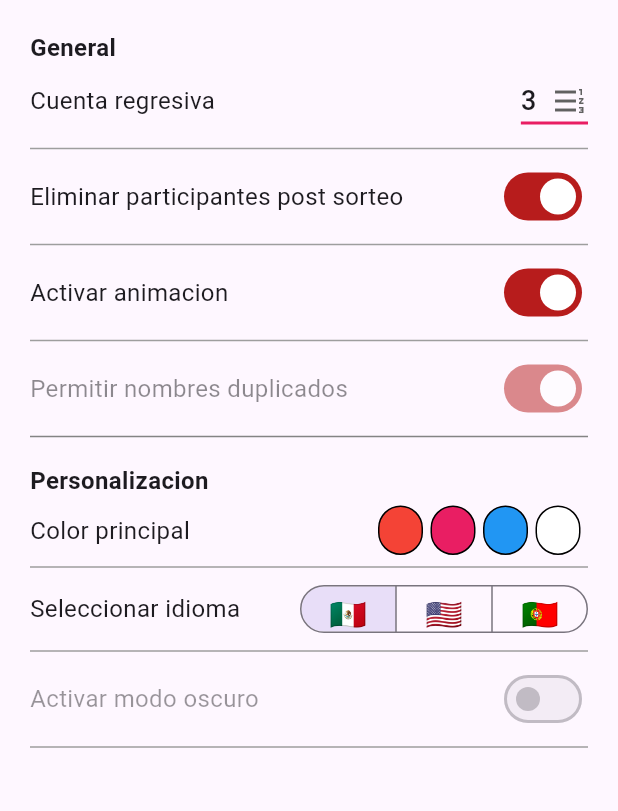
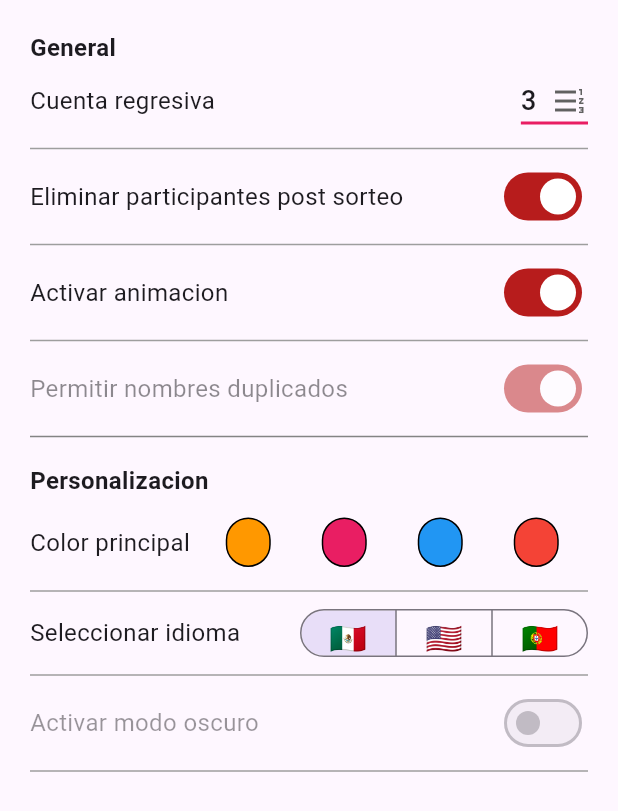
Before and after one commit to cordobash/sorteame_app, a Flutter app: the SettingsPage screen opened directly, on a phone screen of 412 x 824 dp. Shown: the top 811 px of the screen. Run offline on Flutter 3.47's test engine with Material 3 defaults, Android fonts, the light colour scheme and no system bars; our stand-ins replace confetti, file_picker, hive, hive_flutter, simple_icons, timer_count_down; missing offline and left inert: mailto; accounts and stored records are empty.

Commit message:
la mayoria de los elementos ya cambian de color desde ajustes, mas sin embargo la appBar ni el drawer ven este efecto inmediato se solucionara este bug en otro commit

```diff
--- a/lib/pages/settings_page.dart
+++ b/lib/pages/settings_page.dart
@@ -1,5 +1,6 @@
 import 'package:app_sorteos/models/boxes.dart';
 import 'package:flutter/material.dart';
+import 'package:flutter/widgets.dart';
 
 class SettingsPage extends StatefulWidget {
   SettingsPage({Key? key});
@@ -167,10 +168,11 @@ class SettingsPageState extends State<SettingsPage> {
                                   mainAxisAlignment:
                                       MainAxisAlignment.spaceEvenly,
                                   children: [
-                                    _contenedorColor(Colors.red),
+                                    _contenedorColor(Colors.orange),
                                     _contenedorColor(Colors.pink),
                                     _contenedorColor(Colors.blue),
-                                    _contenedorColor(Colors.white),
+                                    _contenedorColor(Colors.red),
+                                    // _contenedorColor(Colors.white),
                                   ],
                                 )
                               ],
@@ -231,7 +233,13 @@ class SettingsPageState extends State<SettingsPage> {
   }
 
   Widget _contenedorColor(color) {
-    return Padding(
+    return TextButton(
+      onPressed: () {
+        setState(() {
+          colorGlobal = color;
+        });
+      },
+      child: Padding(
         padding: const EdgeInsets.only(right: 5.0),
         child: Container(
           height: 33,
@@ -240,6 +248,7 @@ class SettingsPageState extends State<SettingsPage> {
             color: color,
             border: Border.all(),
             borderRadius: BorderRadius.circular(50),
+          ),
         ),
       ),
     );
```
Lines whose indentation alone changed are shown as unchanged.
